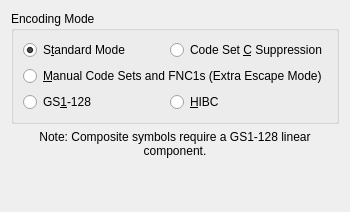
Old version of the form frontend_qt/grpC128.ui in the repository josbu/zint.
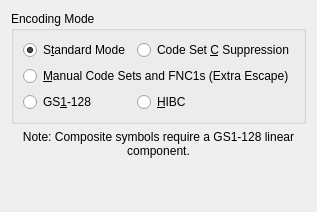
New version of the form.

```diff
--- a/frontend_qt/grpC128.ui
+++ b/frontend_qt/grpC128.ui
@@ -48,7 +48,7 @@
       <item row="1" column="0" colspan="2">
        <widget class="QRadioButton" name="radC128ExtraEsc">
         <property name="text">
-         <string>&amp;Manual Code Sets and FNC1s (Extra Escape Mode)</string>
+         <string>&amp;Manual Code Sets and FNC1s (Extra Escape)</string>
         </property>
         <property name="toolTip">
          <string>Process special escape sequences &quot;\^A&quot;, &quot;\^B&quot;, &quot;\^C&quot; and
```
Left out of the diff: 3 changed lines with no effect on the pictures.
